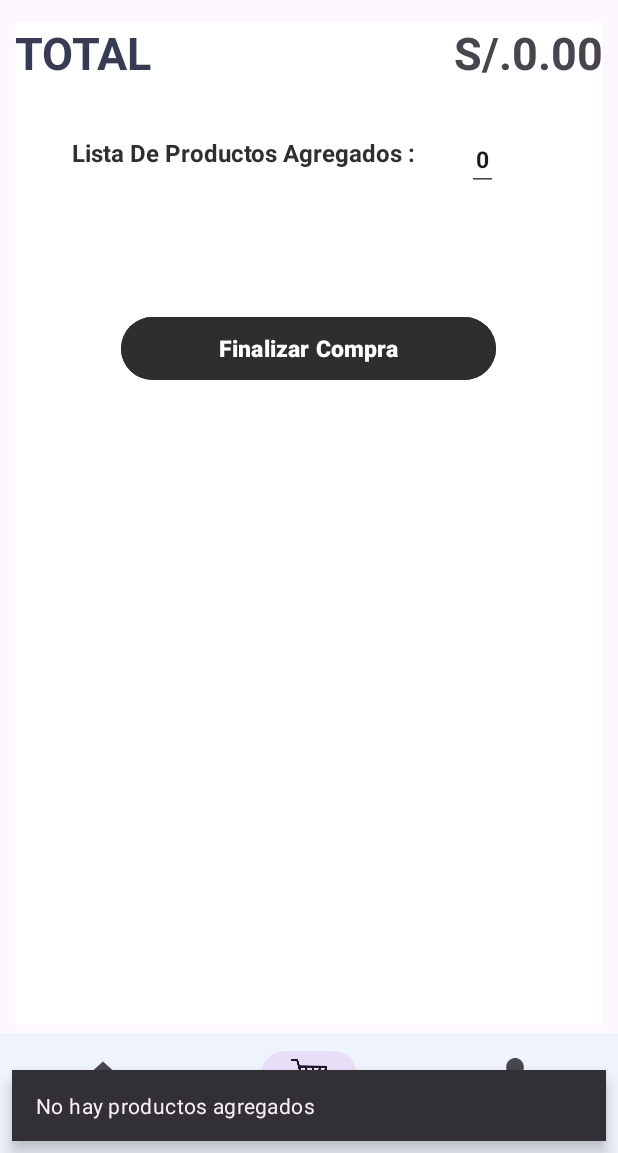
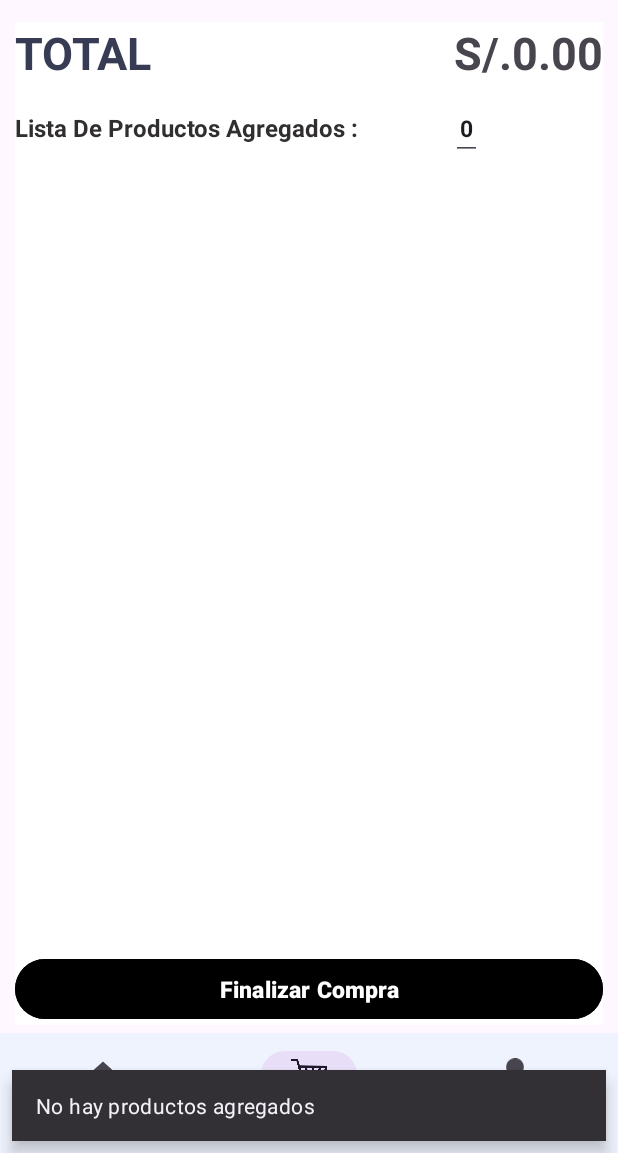
Before and after one commit to RoggerK/DM2-MEGAFARMA-KOTLIN, an Android app: the CarritoFragment screen opened through its navigation route, on a phone screen of 412 x 824 dp, the part 83-1236 px from its top. Run offline under Robolectric (Android 15) with nearby library versions, the phone set to English and light mode, and no system bars; our stand-ins replace Room's generated code, navigation-ui.

Commit message:
arreglos carrito se agrego dialog calendario

```diff
--- a/app/src/main/res/layout/fragment_carrito.xml
+++ b/app/src/main/res/layout/fragment_carrito.xml
@@ -1,5 +1,6 @@
 <?xml version="1.0" encoding="utf-8"?>
-<LinearLayout xmlns:android="http://schemas.android.com/apk/res/android"
+<androidx.constraintlayout.widget.ConstraintLayout xmlns:android="http://schemas.android.com/apk/res/android"
+    xmlns:app="http://schemas.android.com/apk/res-auto"
     xmlns:tools="http://schemas.android.com/tools"
     android:layout_width="match_parent"
     android:layout_height="match_parent"
@@ -9,65 +10,59 @@
     tools:context=".view.fragment.CarritoFragment">
 
     <LinearLayout
+        android:id="@+id/linearLayout"
         android:layout_width="match_parent"
+        android:layout_height="wrap_content"
         android:orientation="horizontal"
-        android:layout_height="wrap_content">
+        app:layout_constraintEnd_toEndOf="parent"
+        app:layout_constraintStart_toStartOf="parent"
+        app:layout_constraintTop_toTopOf="parent">
 
         <TextView
             android:id="@+id/tvTotal"
             android:layout_width="wrap_content"
             android:layout_height="wrap_content"
+            android:layout_weight="1"
+            android:text="TOTAL"
+            android:textColor="#373b54"
             android:textSize="30sp"
-            android:text="TOTAL"
-            android:layout_weight="1"
-            android:textColor="#373b54"
             android:textStyle="bold" />
 
         <TextView
             android:layout_width="wrap_content"
+            android:layout_height="wrap_content"
+            android:text="@string/valSoles"
             android:textSize="30sp"
-            android:textStyle="bold"
-            android:text="@string/valSoles"
-            android:layout_height="wrap_content" />
+            android:textStyle="bold" />
 
         <TextView
             android:id="@+id/tvTotalPrecioProductos"
             android:layout_width="wrap_content"
+            android:layout_height="wrap_content"
             android:text="@string/valPrec"
             android:textSize="30dp"
-            android:textStyle="bold"
-            android:layout_height="wrap_content" />
+            android:textStyle="bold" />
 
     </LinearLayout>
-
-    <LinearLayout
-        android:layout_width="match_parent"
-        android:layout_height="wrap_content"
-        android:orientation="vertical">
-
-        <RelativeLayout
-            android:layout_width="match_parent"
-            android:layout_height="wrap_content"
-            android:layout_marginTop="30dp">
-
 
     <TextView
         android:id="@+id/tvPrecio"
         android:layout_width="wrap_content"
         android:layout_height="wrap_content"
         android:layout_alignParentStart="true"
-                android:layout_marginStart="38dp"
-                android:layout_marginTop="5dp"
         android:text="Lista De Productos Agregados :"
         android:textColor="#302E2E"
         android:textSize="16sp"
-                android:textStyle="bold" />
+        android:textStyle="bold"
+        app:layout_constraintBottom_toTopOf="@+id/reCarrito"
+        app:layout_constraintStart_toStartOf="parent"
+        app:layout_constraintTop_toBottomOf="@+id/linearLayout" />
 
     <EditText
         android:id="@+id/edtCantidad"
         android:layout_width="wrap_content"
         android:layout_height="wrap_content"
-                android:layout_marginStart="34dp"
+        android:layout_marginBottom="8dp"
         android:layout_toEndOf="@+id/tvPrecio"
         android:clickable="false"
         android:enabled="true"
@@ -77,55 +72,35 @@
         android:textAlignment="center"
         android:textSize="15sp"
         android:textStyle="bold"
+        app:layout_constraintBottom_toTopOf="@+id/reCarrito"
+        app:layout_constraintEnd_toEndOf="parent"
+        app:layout_constraintHorizontal_bias="0.434"
+        app:layout_constraintStart_toEndOf="@+id/tvPrecio"
         tools:ignore="TouchTargetSizeCheck" />
-
-
-        </RelativeLayout>
-    </LinearLayout>
-
-    <ScrollView
-        android:layout_width="match_parent"
-        android:layout_height="match_parent"
-        android:layout_marginTop="30dp">
-
-        <LinearLayout
-            android:layout_width="match_parent"
-            android:layout_height="wrap_content"
-            android:orientation="vertical">
-
-            <LinearLayout
-                android:layout_width="match_parent"
-                android:layout_height="match_parent"
-                android:orientation="vertical">
 
     <androidx.recyclerview.widget.RecyclerView
         android:id="@+id/reCarrito"
         android:layout_width="match_parent"
-                    android:layout_height="wrap_content">
+        android:layout_height="match_parent"
+        android:layout_marginTop="100dp"
+        android:layout_marginBottom="50dp"
+        app:layout_constraintBottom_toBottomOf="parent"
+        app:layout_constraintEnd_toEndOf="parent"
+        app:layout_constraintStart_toStartOf="parent">
 
     </androidx.recyclerview.widget.RecyclerView>
 
-                <LinearLayout
-                    android:layout_width="match_parent"
-                    android:layout_height="match_parent"
-                    android:layout_marginTop="50dp"
-                    android:orientation="vertical">
-
     <Button
         android:id="@+id/btnFinalizarCompra"
-                        android:layout_width="250dp"
-                        android:layout_height="50dp"
-                        android:layout_gravity="center"
-                        android:backgroundTint="#2e2e2e"
+        android:layout_width="match_parent"
+        android:layout_height="wrap_content"
+        android:backgroundTint="@color/black"
         android:text="Finalizar Compra"
-                        android:textColor="#FFFFFF"
+        android:textColor="@color/white"
         android:textSize="15sp"
-                        android:textStyle="bold" />
-                </LinearLayout>
+        android:textStyle="bold"
+        app:layout_constraintBottom_toBottomOf="parent"
+        app:layout_constraintEnd_toEndOf="parent"
+        app:layout_constraintStart_toStartOf="parent" />
 
-            </LinearLayout>
-        </LinearLayout>
-    </ScrollView>
-
-
-</LinearLayout>
+</androidx.constraintlayout.widget.ConstraintLayout>
--- a/app/src/main/res/layout/fragment_usuario.xml
+++ b/app/src/main/res/layout/fragment_usuario.xml
@@ -140,7 +140,7 @@
             android:layout_width="match_parent"
             android:layout_height="wrap_content"
             android:layout_marginBottom="10dp"
-            android:backgroundTint="#2e2e2e"
+            android:backgroundTint="@color/black"
             android:text="@string/valActualizar"
             android:textColor="#FFFFFF"
             android:textSize="15sp"
@@ -151,7 +151,7 @@
             android:layout_width="match_parent"
             android:layout_height="wrap_content"
             android:layout_marginBottom="10dp"
-            android:backgroundTint="#2e2e2e"
+            android:backgroundTint="@color/black"
             android:text="@string/valCerrarSesion"
             android:textColor="#FFFFFF"
             android:textSize="15sp"
--- a/app/src/main/res/values/strings.xml
+++ b/app/src/main/res/values/strings.xml
@@ -50,5 +50,10 @@
     <string name="valPrecio">Precio</string>
     <string name="valTotal">Total</string>
     <string name="valCerrarSesion">Cerrar Sesion</string>
+    <string name="valMenCalendario">Desea recordar este medicamento dentro de</string>
+    <string name="valMes">Un mes</string>
+    <string name="valQuinceDias">Quince días</string>
+    <string name="valSemana">Una semana</string>
+    <string name="valAgendar">Recordar medicamento</string>
 
 </resources>
```
Also changed, not shown: app/src/main/java/idat/edu/pe/dm2/grupo1/megafarmakotlin/db/MegaFarmaRoomDatabase.kt (+6 -2 lines), app/src/main/java/idat/edu/pe/dm2/grupo1/megafarmakotlin/view/adapter/CarritoAdapter.kt (+9 -0 lines), app/src/main/java/idat/edu/pe/dm2/grupo1/megafarmakotlin/view/dialog/OnClickListenerRecordatorio.kt (added, +74 -0 lines), app/src/main/res/layout/item_carrito.xml (+12 -0 lines), app/src/main/res/layout/item_dialog_calendario.xml (added, +47 -0 lines). Lines whose indentation alone changed are shown as unchanged.
